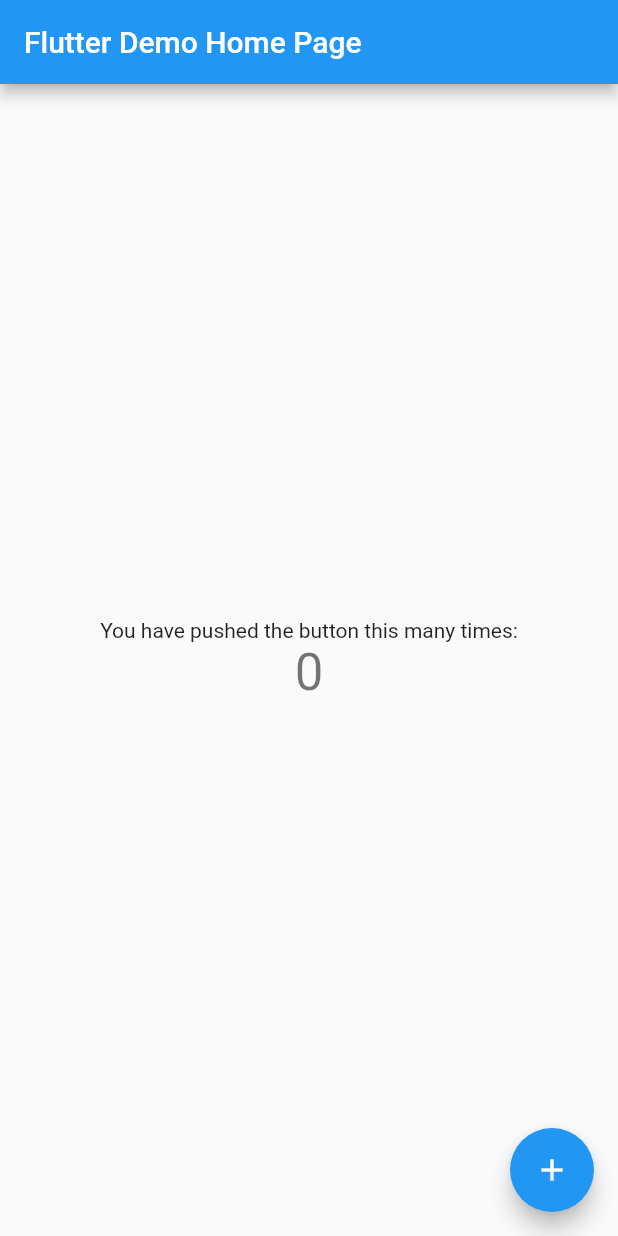
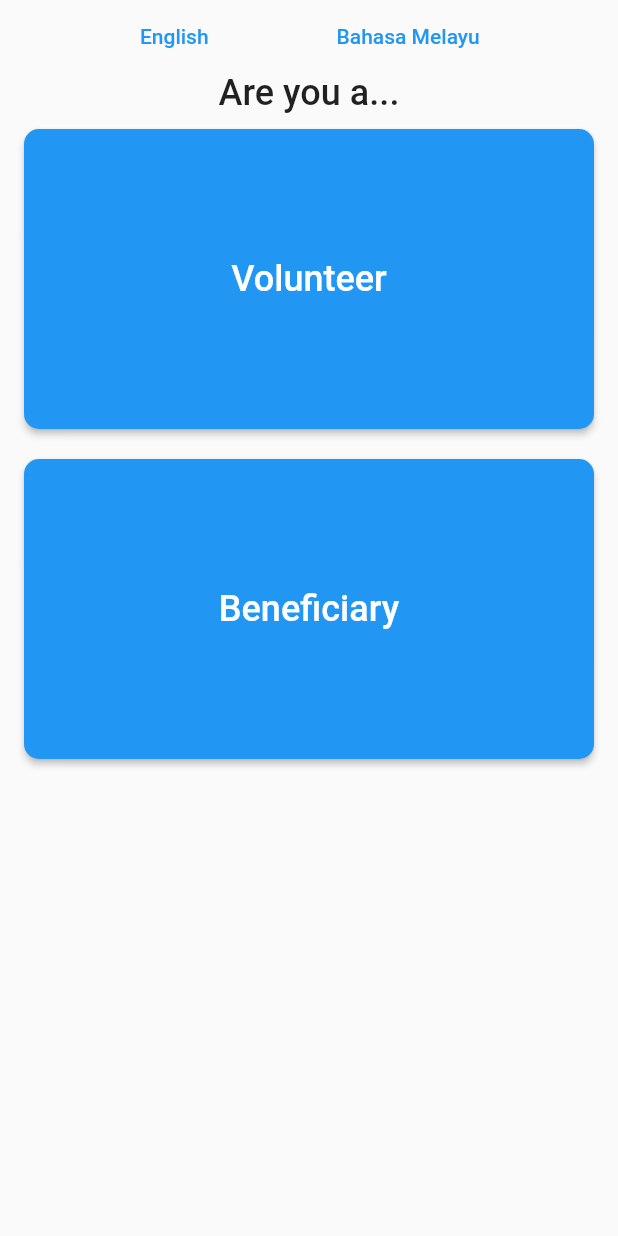
Before and after one commit to tchiong/lifehack2022, a Flutter app: the screen it shows after launch, on a phone screen of 412 x 824 dp. Run offline on Flutter 3.47's test engine with Material 2 defaults, Android fonts, the phone set to English and light mode, and no system bars.

Commit message:
Initial welcome screen

```diff
--- /dev/null
+++ b/kindness_network/lib/authentication_screens/welcome.dart
@@ -0,0 +1,61 @@
+
+
+import 'package:flutter/material.dart';
+import 'package:kindness_network/common/constants.dart';
+
+class WelcomeScreen extends StatelessWidget {
+  const WelcomeScreen({Key? key}) : super(key: key);
+
+  @override
+  Widget build(BuildContext context) {
+    return Scaffold(body:
+      SafeArea(
+        child: Padding(
+          padding: const EdgeInsets.symmetric(horizontal: defaultPadding),
+          child: Column(
+            children: [
+              Row(
+                mainAxisAlignment: MainAxisAlignment.spaceEvenly,
+                children: [
+                  TextButton(onPressed: (){}, child: const Text("English"),),
+                  TextButton(onPressed: (){}, child: const Text("Bahasa Melayu"),),
+                ],
+              ),
+              const Text("Are you a...", style: TextStyle(fontSize: 24, fontWeight: FontWeight.w500),),
+              const SizedBox(height: 10,),
+              SizedBox(
+                width: double.infinity,
+                height: 200,
+                child: ElevatedButton(
+                  style: ElevatedButton.styleFrom(
+                    textStyle: const TextStyle(fontSize: 24, fontWeight: FontWeight.w500),
+                    shape: RoundedRectangleBorder(
+                      borderRadius: BorderRadius.circular(defaultRadius),
+                    ),
+                  ),
+                  onPressed: (){},
+                  child: const Text("Volunteer"),
+                ),
+              ),
+              const SizedBox(height: 20,),
+              SizedBox(
+                width: double.infinity,
+                height: 200,
+                child: ElevatedButton(
+                  style: ElevatedButton.styleFrom(
+                    textStyle: const TextStyle(fontSize: 24, fontWeight: FontWeight.w500),
+                    shape: RoundedRectangleBorder(
+                      borderRadius: BorderRadius.circular(defaultRadius),
+                    ),
+                  ),
+                  onPressed: (){},
+                  child: const Text("Beneficiary"),
+                ),
+              ),
+            ],
+          ),
+        ),
+      ),
+    );
+  }
+}
--- /dev/null
+++ b/kindness_network/lib/common/constants.dart
@@ -0,0 +1,2 @@
+const double defaultPadding = 16.0;
+const double defaultRadius = 10.0;
--- a/kindness_network/lib/main.dart
+++ b/kindness_network/lib/main.dart
@@ -1,4 +1,5 @@
 import 'package:flutter/material.dart';
+import 'package:kindness_network/authentication_screens/welcome.dart';
 
 void main() {
   runApp(const MyApp());
@@ -12,58 +13,11 @@ class MyApp extends StatelessWidget {
   Widget build(BuildContext context) {
     return MaterialApp(
       title: 'Flutter Demo',
+      debugShowCheckedModeBanner: false,
       theme: ThemeData(
         primarySwatch: Colors.blue,
       ),
-      home: const MyHomePage(title: 'Flutter Demo Home Page'),
+      home: const WelcomeScreen(),
     );
   }
 }
-
-class MyHomePage extends StatefulWidget {
-  const MyHomePage({Key? key, required this.title}) : super(key: key);
-
-
-  final String title;
-
-  @override
-  State<MyHomePage> createState() => _MyHomePageState();
-}
-
-class _MyHomePageState extends State<MyHomePage> {
-  int _counter = 0;
-
-  void _incrementCounter() {
-    setState(() {
-      _counter++;
-    });
-  }
-
-  @override
-  Widget build(BuildContext context) {
-    return Scaffold(
-      appBar: AppBar(
-        title: Text(widget.title),
-      ),
-      body: Center(
-        child: Column(
-          mainAxisAlignment: MainAxisAlignment.center,
-          children: <Widget>[
-            const Text(
-              'You have pushed the button this many times:',
-            ),
-            Text(
-              '$_counter',
-              style: Theme.of(context).textTheme.headline4,
-            ),
-          ],
-        ),
-      ),
-      floatingActionButton: FloatingActionButton(
-        onPressed: _incrementCounter,
-        tooltip: 'Increment',
-        child: const Icon(Icons.add),
-      ), // This trailing comma makes auto-formatting nicer for build methods.
-    );
-  }
-}
```
Also changed, not shown: kindness_network/lib/common/widgets/custom_textfield.dart (added, +40 -0 lines).
